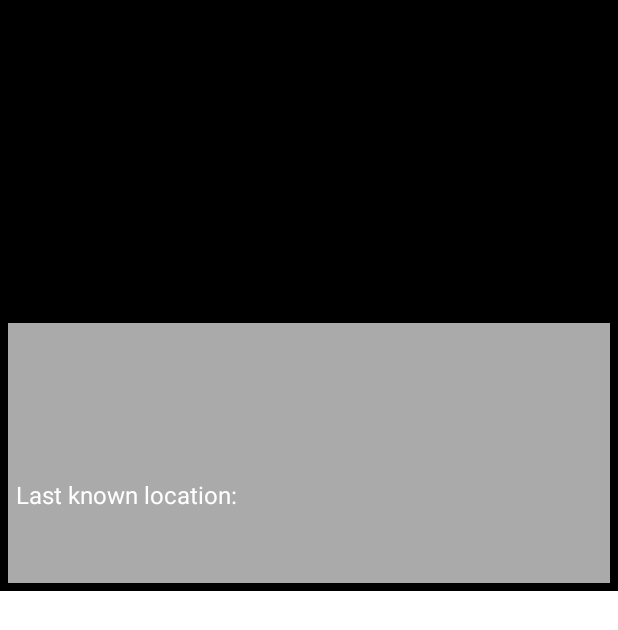
After one commit to HasimD/VLMediaAssignment, an Android app: the layout character.xml on its own in the app's theme, with its tools: preview values and no code run, on a phone screen of 412 x 824 dp. The commit adds this screen. Shown: the top 630 px of the screen. Run offline under Robolectric (Android 15) with nearby library versions, the phone set to English and light mode, and no system bars.

Commit message:
main char list layout is handled

```diff
--- a/app/build.gradle
+++ b/app/build.gradle
@@ -40,6 +40,8 @@ dependencies {
     implementation "com.google.android.material:material:$rootProject.materialVersion"
     implementation "androidx.recyclerview:recyclerview:$rootProject.recyclerviewVersion"
     implementation "com.squareup.okhttp3:okhttp:$rootProject.okhttp3Version"
+    implementation "com.github.bumptech.glide:glide:$rootProject.glideVersion"
+    kapt "com.github.bumptech.glide:compiler:$rootProject.glideVersion"
 
     // Room components
     implementation "androidx.room:room-runtime:$rootProject.roomVersion"
--- a/app/src/main/AndroidManifest.xml
+++ b/app/src/main/AndroidManifest.xml
@@ -11,7 +11,7 @@
         android:roundIcon="@mipmap/ic_launcher_round"
         android:supportsRtl="true"
         android:theme="@style/Theme.VLMedia">
-        <activity android:name=".main.MainActivity">
+        <activity android:name=".main.MainView">
             <intent-filter>
                 <action android:name="android.intent.action.MAIN" />
 
--- a/app/src/main/java/com/example/vlmedia/database/CharDao.kt
+++ b/app/src/main/java/com/example/vlmedia/database/CharDao.kt
@@ -1,6 +1,5 @@
 package com.example.vlmedia.database
 
-import androidx.lifecycle.LiveData
 import androidx.room.Dao
 import androidx.room.Insert
 import androidx.room.Query
@@ -12,10 +11,10 @@ abstract class CharDao {
     abstract fun insert(character: Character)
 
     @Query("SELECT * FROM CHARACTER WHERE ID = :id")
-    abstract fun getCharacterById(id: String): LiveData<Character>
+    abstract fun getCharacterById(id: String): Character?
 
     @Query("SELECT * FROM CHARACTER")
-    abstract fun getCharacterList(): LiveData<MutableList<Character>>
+    abstract fun getCharacterList(): MutableList<Character>
 
     fun addCharacter(character: Character) = insert(character)
 }
--- /dev/null
+++ b/app/src/main/res/layout/character.xml
@@ -0,0 +1,84 @@
+<?xml version="1.0" encoding="utf-8"?>
+<LinearLayout xmlns:android="http://schemas.android.com/apk/res/android"
+    xmlns:tools="http://schemas.android.com/tools"
+    android:layout_width="match_parent"
+    android:layout_height="wrap_content"
+    android:orientation="vertical"
+    android:padding="5dp"
+    android:background="@color/black">
+
+    <ImageView
+        android:id="@+id/imageView_char"
+        android:layout_width="match_parent"
+        android:layout_height="200dp"
+        tools:ignore="ContentDescription" />
+
+    <LinearLayout
+        android:layout_width="match_parent"
+        android:layout_height="wrap_content"
+        android:layout_marginTop="10dp"
+        android:background="@android:color/darker_gray"
+        android:orientation="vertical">
+
+        <LinearLayout
+            android:layout_width="match_parent"
+            android:layout_height="wrap_content"
+            android:orientation="vertical"
+            android:layout_marginTop="15dp">
+
+            <TextView
+                android:id="@+id/textView_name"
+                android:layout_width="match_parent"
+                android:layout_height="wrap_content"
+                android:layout_margin="2dp"
+                android:ellipsize="end"
+                android:maxLines="1"
+                android:textColor="#ffffff"
+                android:textSize="24sp"
+                android:textStyle="bold" />
+
+            <TextView
+                android:id="@+id/textView_status"
+                android:layout_width="match_parent"
+                android:layout_height="wrap_content"
+                android:layout_margin="2dp"
+                android:ellipsize="end"
+                android:maxLines="1"
+                android:textColor="#ffffff"
+                android:textSize="12sp"
+                android:textStyle="normal" />
+
+        </LinearLayout>
+
+
+        <LinearLayout
+            android:layout_width="match_parent"
+            android:layout_height="wrap_content"
+            android:orientation="vertical"
+            android:layout_marginTop="15dp">
+
+            <TextView
+                android:id="@+id/textView_locationTitle"
+                android:layout_width="match_parent"
+                android:layout_height="wrap_content"
+                android:layout_margin="5dp"
+                android:paddingTop="10dp"
+                android:ellipsize="end"
+                android:text="@string/last_known_location"
+                android:textColor="#ffffff"
+                android:textSize="16sp"
+                android:textStyle="normal" />
+
+            <TextView
+                android:id="@+id/textView_location"
+                android:layout_width="match_parent"
+                android:layout_height="wrap_content"
+                android:layout_margin="5dp"
+                android:paddingTop="10dp"
+                android:ellipsize="end"
+                android:textColor="#ffffff"
+                android:textSize="16sp"
+                android:textStyle="bold" />
+        </LinearLayout>
+    </LinearLayout>
+</LinearLayout>
--- a/app/src/main/res/layout/main.xml
+++ b/app/src/main/res/layout/main.xml
@@ -3,7 +3,7 @@
     xmlns:tools="http://schemas.android.com/tools"
     android:layout_width="match_parent"
     android:layout_height="match_parent"
-    tools:context=".main.MainActivity">
+    tools:context=".main.MainView">
 
     <androidx.recyclerview.widget.RecyclerView
         android:id="@+id/recyclerView"
--- a/build.gradle
+++ b/build.gradle
@@ -7,6 +7,7 @@ buildscript {
         archLifecycleVersion = '2.2.0'
         materialVersion = '1.2.1'
         okhttp3Version = '4.9.0'
+        glideVersion = '4.11.0'
     }
     repositories {
         google()
```
Also changed, not shown: app/src/main/java/com/example/vlmedia/database/DatabaseManager.kt (+4 -4 lines), app/src/main/java/com/example/vlmedia/main/MainActivity.kt (deleted, +0 -18 lines), app/src/main/java/com/example/vlmedia/main/MainRepository.kt (+28 -0 lines), app/src/main/java/com/example/vlmedia/main/MainView.kt (added, +37 -0 lines), app/src/main/java/com/example/vlmedia/main/MainViewModel.kt (+26 -0 lines), app/src/main/java/com/example/vlmedia/main/adapter/MainAdapter.kt (+35 -0 lines), app/src/main/java/com/example/vlmedia/main/adapter/MainViewHolder.kt (+14 -0 lines), app/src/main/java/com/example/vlmedia/utils/CommonUtils.kt (added, +15 -0 lines), app/src/main/res/layout/main_row.xml (+22 -71 lines).
